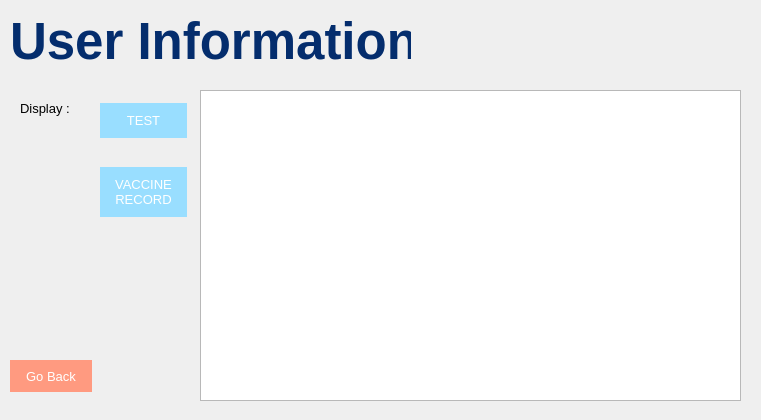
Before: the Qt Designer form MCR-app/ad_manage_user.ui in maria-gedye/QTapp, drawn with Qt 5.
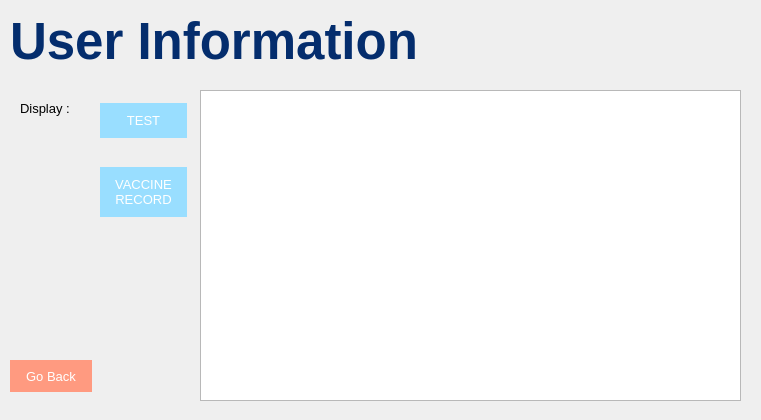
After: the same form once the commit is applied.

```diff
--- a/MCR-app/ad_manage_user.ui
+++ b/MCR-app/ad_manage_user.ui
@@ -18,7 +18,7 @@
     <rect>
      <x>10</x>
      <y>0</y>
-     <width>401</width>
+     <width>541</width>
      <height>81</height>
     </rect>
    </property>
```
